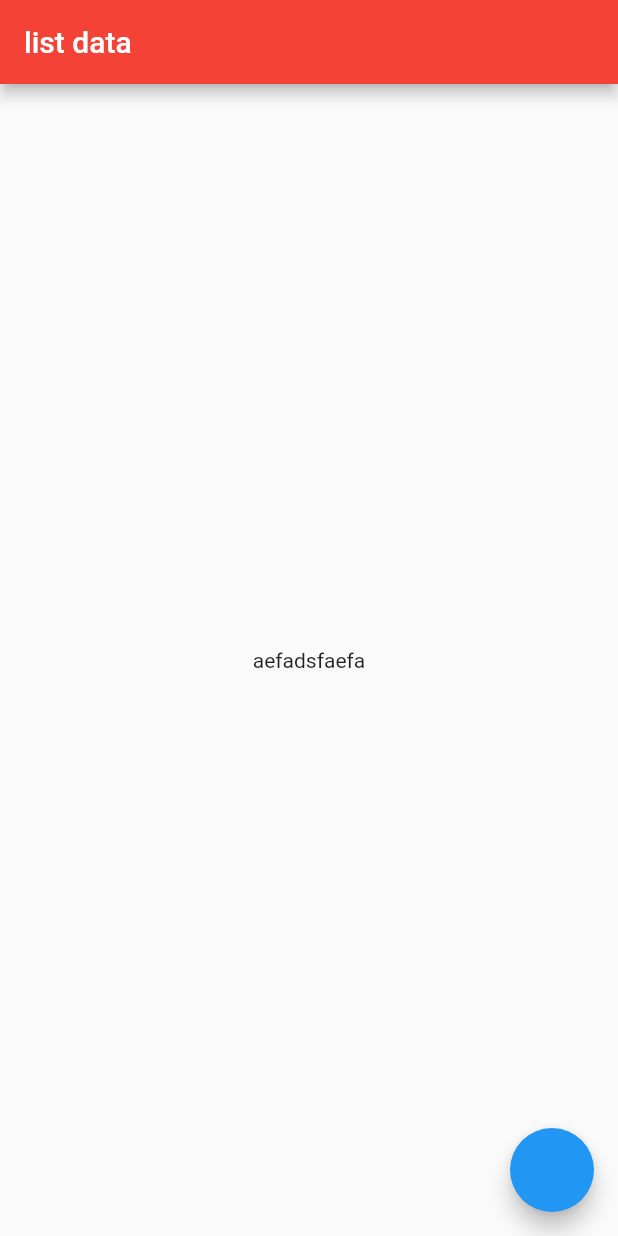
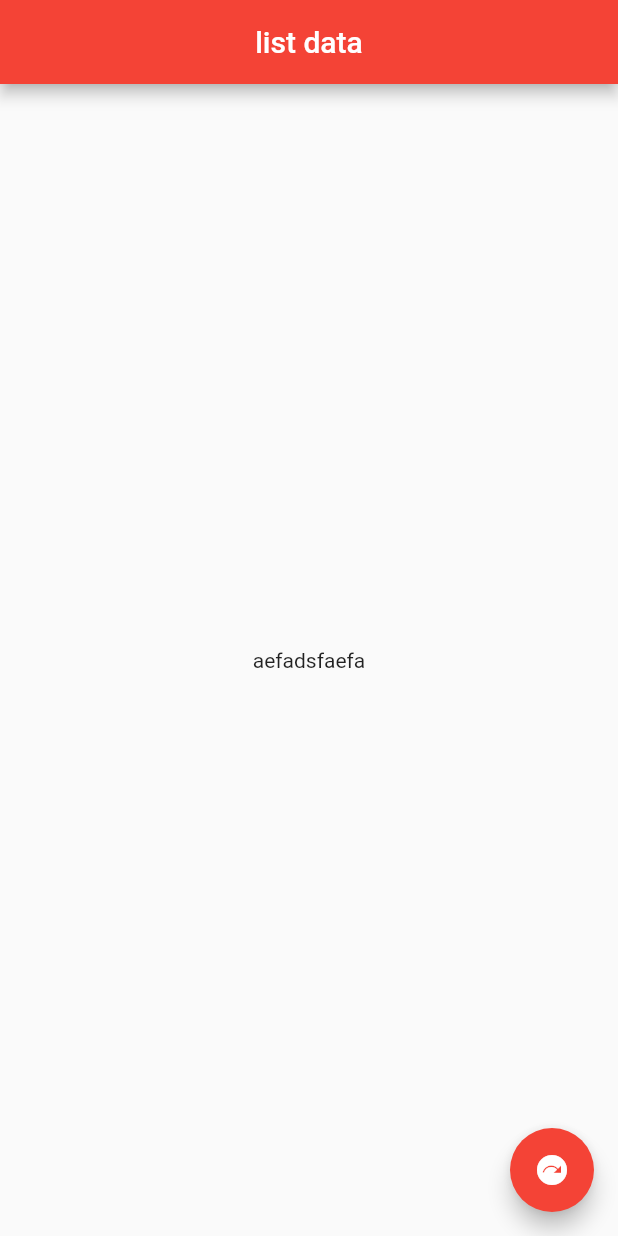
Before and after one commit to Sanjarbek17/Flutter_ninja, a Flutter app: the screen it shows after launch, on a phone screen of 412 x 824 dp. Run offline on Flutter 3.47's test engine with Material 2 defaults, Android fonts, the phone set to English and light mode, and no system bars.

Commit message:
some_changes

```diff
--- a/lesson17/lib/main.dart
+++ b/lesson17/lib/main.dart
@@ -20,17 +20,20 @@ class _MyAppState extends State<MyApp> {
   Widget build(BuildContext context) {
     return Scaffold(
       floatingActionButton: FloatingActionButton(
+        backgroundColor: Colors.red,
         onPressed: () {
-          // ignore: avoid_print
-          print("ishladi");
           setState(() {});
           index++;
           if (index == 3) {
             index = 0;
           }
         },
+        child: const Icon(
+          Icons.next_plan,
+        ),
       ),
       appBar: AppBar(
+        centerTitle: true,
         backgroundColor: Colors.red,
         title: const Text("list data"),
       ),
```
